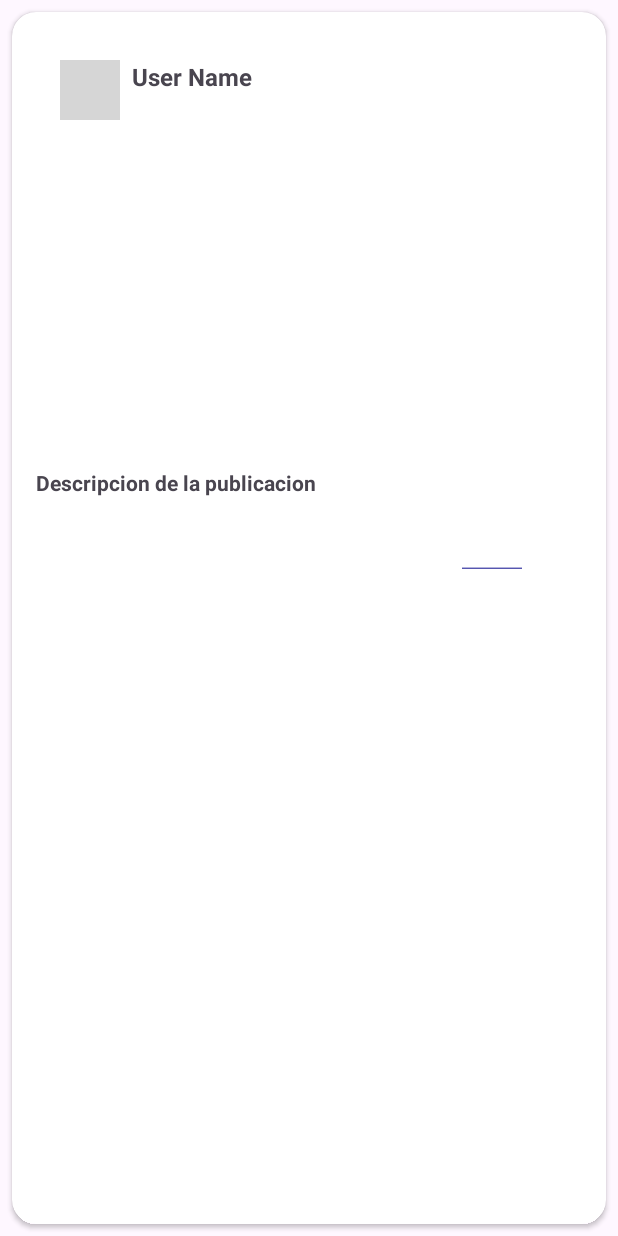
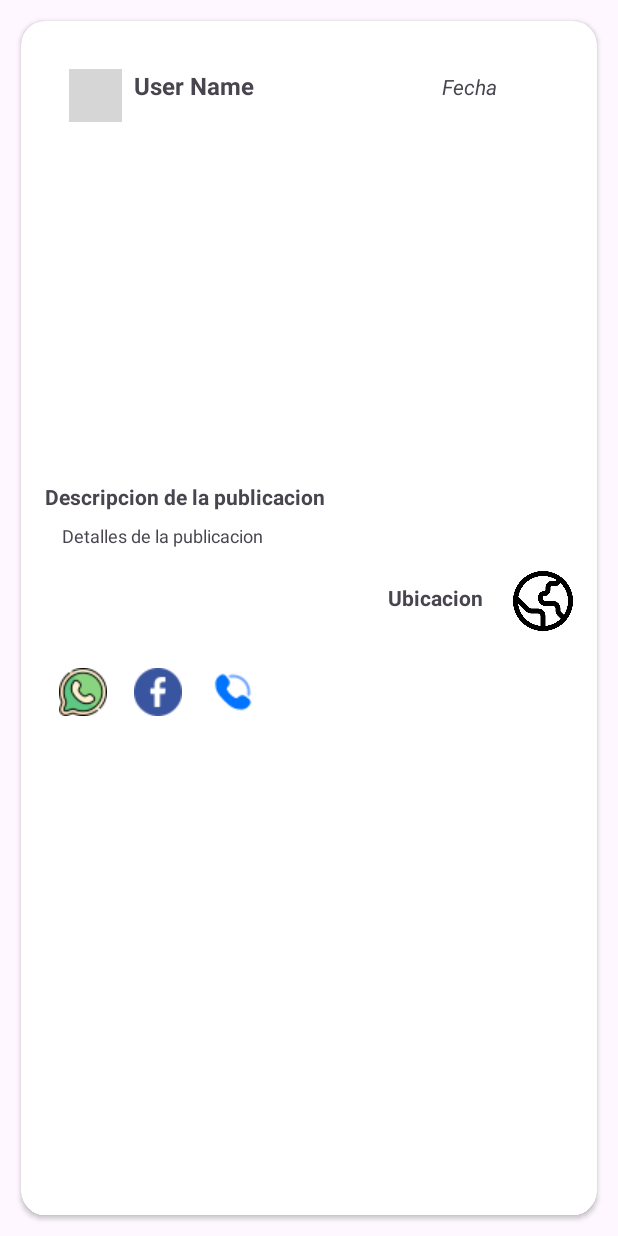
Before and after one commit to StevenJM05/Apployment-app, an Android app: the layout item_post.xml on its own in the app's theme, with its tools: preview values and no code run, on a phone screen of 412 x 824 dp. Run offline under Robolectric (Android 15) with nearby library versions, the phone set to English and light mode, and no system bars; grey boxes are pictures that could not be loaded.

Commit message:
Creacion de xml de publicaciones_detalles

```diff
--- /dev/null
+++ b/app/src/main/java/sv/edu/itca/apployment/adapter/PublicationAdapter.java
@@ -0,0 +1,5 @@
+package sv.edu.itca.apployment.adapter;
+
+public class PublicationAdapter {
+
+}
--- /dev/null
+++ b/app/src/main/res/drawable/item_image.xml
@@ -0,0 +1,6 @@
+<?xml version="1.0" encoding="utf-8"?>
+<ImageView xmlns:android="http://schemas.android.com/apk/res/android"
+    android:id="@+id/imageView"
+    android:layout_width="match_parent"
+    android:layout_height="match_parent"
+    android:scaleType="centerCrop" />
--- a/app/src/main/res/layout/item_post.xml
+++ b/app/src/main/res/layout/item_post.xml
@@ -1,35 +1,48 @@
 <?xml version="1.0" encoding="utf-8"?>
 <androidx.cardview.widget.CardView xmlns:android="http://schemas.android.com/apk/res/android"
+    xmlns:tools="http://schemas.android.com/tools"
     android:layout_width="match_parent"
     android:layout_height="match_parent"
     xmlns:app="http://schemas.android.com/apk/res-auto"
-    android:layout_margin="8dp"
+    android:layout_margin="14dp"
     app:cardCornerRadius="16dp"
     android:elevation="4dp">
+
 
     <LinearLayout
         android:layout_width="match_parent"
         android:layout_height="wrap_content"
         android:orientation="vertical"
         android:padding="16dp">
+
         <LinearLayout
             android:layout_width="match_parent"
             android:layout_height="wrap_content"
             android:orientation="horizontal"
             android:padding="16dp">
+
             <ImageView
-                android:layout_width="40dp"
-                android:layout_height="40dp"
+                android:layout_width="35dp"
+                android:layout_height="35dp"
+                android:layout_marginEnd="8dp"
+                android:background="@drawable/circle_background"
+                android:scaleType="centerCrop"
                 android:src="@drawable/user_avatar"
-                android:scaleType="centerCrop"
-                android:layout_marginEnd="8dp"
-                android:background="@drawable/circle_background" />
+                tools:ignore="ContentDescription" />
+
             <TextView
                 android:layout_width="wrap_content"
                 android:layout_height="wrap_content"
-                android:text="User Name"
-                android:textStyle="bold"
-                android:textSize="16sp"/>
+                android:text="@string/user_name"
+                android:textSize="16sp"
+                android:textStyle="bold" />
+            <TextView
+                android:layout_width="wrap_content"
+                android:layout_height="wrap_content"
+                android:text="@string/fecha"
+                android:textStyle="italic"
+                android:textSize="14sp"
+                android:layout_marginLeft="125dp"/>
         </LinearLayout>
 
         <androidx.viewpager2.widget.ViewPager2
@@ -37,31 +50,69 @@
             android:layout_width="match_parent"
             android:layout_height="200dp"
             android:layout_marginTop="8dp"/>
-
+        <LinearLayout
+            android:layout_width="match_parent"
+            android:layout_height="wrap_content"
+            android:layout_marginTop="8dp"
+            android:orientation="vertical">
             <TextView
                 android:layout_width="match_parent"
                 android:layout_height="wrap_content"
                 android:layout_marginTop="8dp"
-            android:text="Descripcion de la publicacion"
+                android:text="@string/descripcion_de_la_publicacion"
                 android:textStyle="bold"
                 android:textSize="14sp"/>
-        <LinearLayout
+            <TextView
                 android:layout_width="match_parent"
                 android:layout_height="wrap_content"
                 android:layout_marginTop="8dp"
+                android:text="@string/detalles_de_la_publicacion"
+                android:textSize="12sp"
+                android:layout_marginLeft="11dp"/>
+            <LinearLayout
+                android:layout_width="match_parent"
+                android:layout_height="match_parent"
+                android:layout_marginTop="15dp"
                 android:orientation="horizontal"
                 android:gravity="end">
-            <ImageButton
+                <TextView
+                    android:layout_width="wrap_content"
+                    android:layout_height="match_parent"
+                    android:layout_marginTop="8dp"
+                    android:layout_marginRight="20dp"
+                    android:text="@string/ubicacion"
+                    android:textSize="14sp"
+                    android:textStyle="bold"/>
+                <ImageView
                     android:layout_width="40dp"
                     android:layout_height="40dp"
-                android:src="@drawable/ver_mas"
-                android:background="?attr/selectableItemBackgroundBorderless"/>
+                    android:src="@drawable/mundo"
+                    android:contentDescription="@string/ubicacion"/>
+            </LinearLayout>
+            <LinearLayout
+                android:layout_width="match_parent"
+                android:layout_height="match_parent"
+                android:layout_marginTop="15dp"
+                android:orientation="horizontal">
                 <ImageButton
-                android:layout_width="40dp"
-                android:layout_height="40dp"
-                android:src="@drawable/corazon"
-                android:background="?attr/selectableItemBackgroundBorderless"/>
-
+                    android:layout_width="50dp"
+                    android:layout_height="50dp"
+                    android:src="@drawable/whatsapp"
+                    android:contentDescription="@string/whatsapp"
+                    android:background="@android:color/transparent"/>
+                <ImageButton
+                    android:layout_width="50dp"
+                    android:layout_height="50dp"
+                    android:contentDescription="@string/facebook"
+                    android:src="@drawable/facebook"
+                    android:background="@android:color/transparent"/>
+                <ImageButton
+                    android:layout_width="50dp"
+                    android:layout_height="50dp"
+                    android:contentDescription="@string/telefono"
+                    android:src="@drawable/telefono"
+                    android:background="@android:color/transparent"/>
+            </LinearLayout>
         </LinearLayout>
     </LinearLayout>
 
--- a/app/src/main/res/values/strings.xml
+++ b/app/src/main/res/values/strings.xml
@@ -17,4 +17,14 @@
     <string name="registrarse">Registrarse</string>
     <string name="ya_tienes_cuenta">¿Ya tienes cuenta?</string>
     <string name="iniciar_sesi_n">Iniciar sesión</string>
+    <string name="user_name">User Name</string>
+    <string name="descripcion_de_la_publicacion">Descripcion de la publicacion</string>
+    <string name="like">like</string>
+    <string name="ver_mas">ver mas</string>
+    <string name="detalles_de_la_publicacion">Detalles de la publicacion</string>
+    <string name="whatsapp">whatsapp</string>
+    <string name="facebook">facebook</string>
+    <string name="telefono">telefono</string>
+    <string name="ubicacion">Ubicacion</string>
+    <string name="fecha">Fecha</string>
 </resources>
```
Also changed, not shown: app/src/main/res/drawable/facebook.png (added), app/src/main/res/drawable/mundo.png (added), app/src/main/res/drawable/telefono.png (added), app/src/main/res/drawable/ver_mas.png (deleted), app/src/main/res/drawable/whatsapp.png (added). Lines whose indentation alone changed are shown as unchanged.
